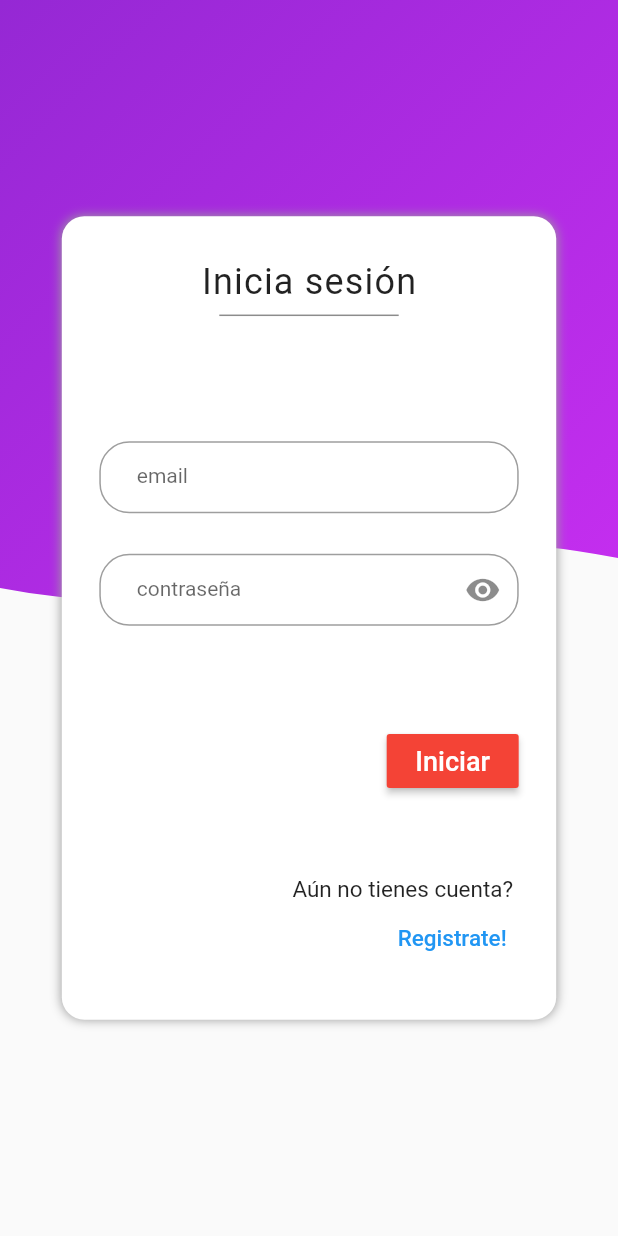
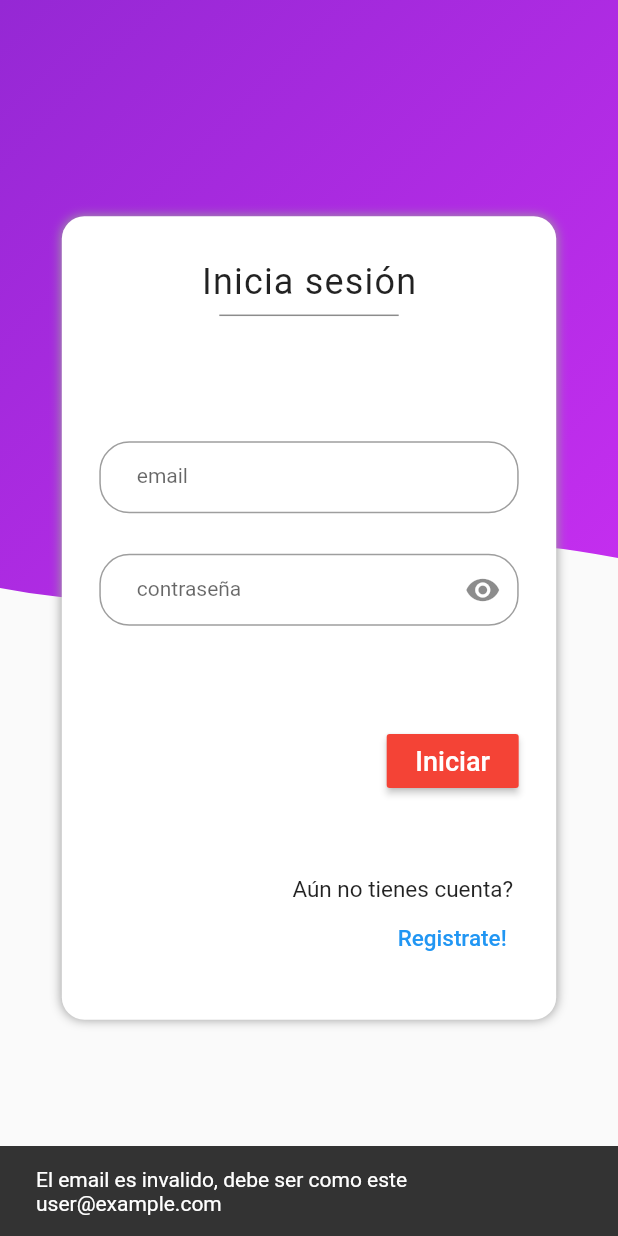
Before and after one commit to black-redoc/crud_products, a Flutter app: the screen it shows after launch, after a tap on "Iniciar", on a phone screen of 412 x 824 dp. Run offline on Flutter 3.47's test engine with Material 2 defaults, Android fonts, the phone set to English and light mode, and no system bars; our stand-ins replace firebase_auth, google_sign_in; accounts and stored records are empty.

Commit message:
feature: added signInWithCredentials and redirect to home page in login page submit button

```diff
--- a/lib/pages/login_page.dart
+++ b/lib/pages/login_page.dart
@@ -1,5 +1,7 @@
+import 'package:crud_products/repository/user_repository.dart';
 import 'package:crud_products/util/clippers/bottonWaveClipper.dart';
 import 'package:crud_products/util/colors.dart';
+import 'package:crud_products/util/validators/user_validator.dart';
 import 'package:flutter/material.dart';
 
 class LoginPage extends StatefulWidget {
@@ -14,6 +16,7 @@ class _LoginPageState extends State<LoginPage> {
   TextEditingController? _passwordController;
   Icon? _passwordVisibilityIcon;
   bool _obscurePassword = true;
+  UserRepository? _userRepository;
 
   @override
   void initState() {
@@ -21,6 +24,7 @@ class _LoginPageState extends State<LoginPage> {
     _emailController = TextEditingController();
     _passwordController = TextEditingController();
     _passwordVisibilityIcon = Icon(Icons.visibility);
+    _userRepository = UserRepository();
   }
 
   @override
@@ -221,8 +225,55 @@ class _LoginPageState extends State<LoginPage> {
     BuildContext? context
   }) => Navigator.of(context!).pushNamed("/signup");
 
-  void _onSubmit({BuildContext? context}) {
-    Navigator.of(context!).pushNamed("/login");
+  void _onSubmit({BuildContext? context}) async{
+    if (!UserValidator.isEmailValid(email: _emailController!.text)) {
+      ScaffoldMessenger
+      .of(context!)
+      .showSnackBar(
+        SnackBar(
+          content: Text("El email es invalido, debe ser como este user@example.com")
+        )
+      );
+    } else if (!UserValidator.isPasswordValid(password: _passwordController!.text)) {
+      ScaffoldMessenger
+      .of(context!)
+      .showSnackBar(
+        SnackBar(
+          content: Text(
+            "La contraseña es invalida, debe tener minimo 8 caracteres, "
+            "1 letra y 1 número."
+          )
+        )
+      );
+    } else {
+      try {
+        final user = await _userRepository!.signInWithCredentials(
+          _emailController!.text,
+          _passwordController!.text
+        );
+
+        ScaffoldMessenger
+        .of(context!)
+        .showSnackBar(
+          SnackBar(
+            content: Text(
+              "Inicio con exito!"
+            )
+          )
+        );
+        Navigator.of(context).pushNamed("/");
+      } catch (e) {
+        ScaffoldMessenger
+        .of(context!)
+        .showSnackBar(
+          SnackBar(
+            content: Text(
+              "Credenciales incorrectas!"
+            )
+          )
+        );
+      }
+    }
   }
 
   void _onPasswordVisibilityChange() {
```
